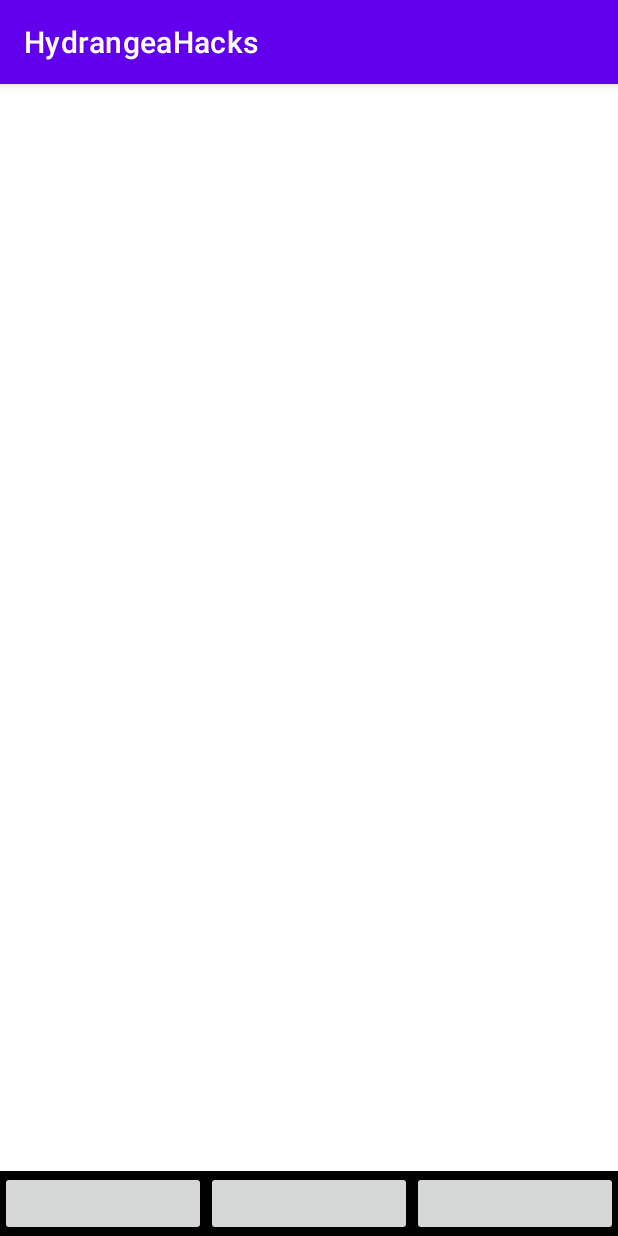
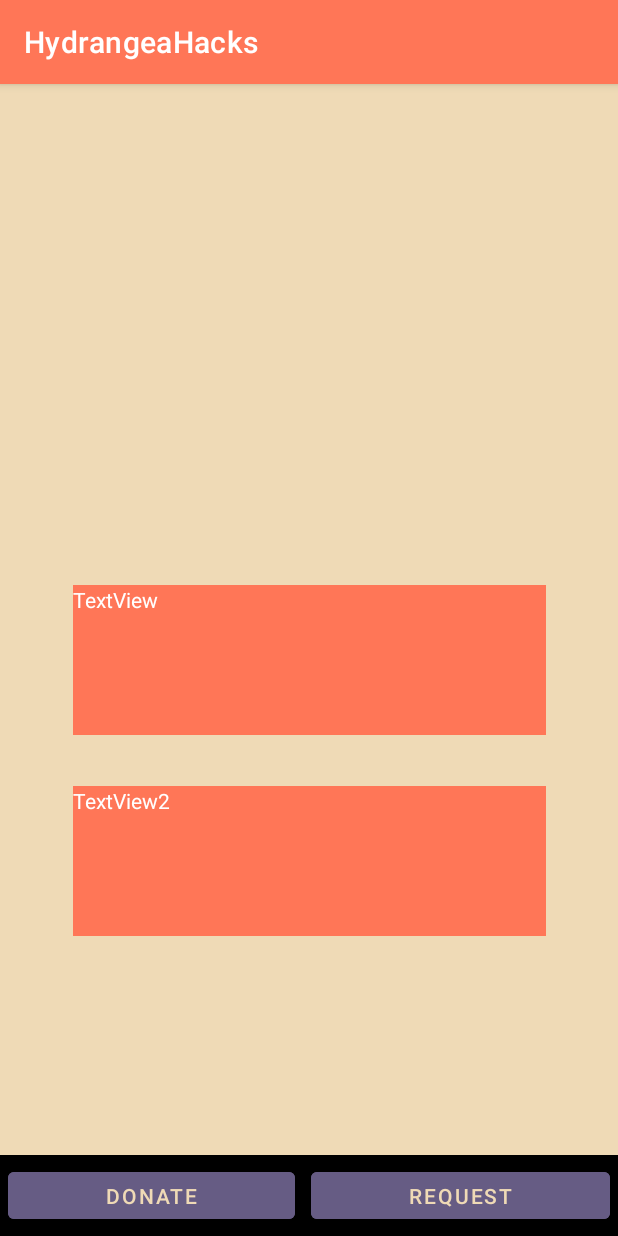
Before and after one commit to Hydrangea-Hacks/SocialGood, an Android app: the screen it shows after launch once a user with an empty profile is signed in (HomeScreen), on a phone screen of 412 x 824 dp. Run offline under Robolectric (Android 15) with nearby library versions, the phone set to English and light mode, and no system bars; our stand-ins replace Firebase (no records; nobody signed in at launch, a user with empty details on screens opened directly).

Commit message:
color theme applied

```diff
--- a/app/src/main/res/layout/activity_home_screen.xml
+++ b/app/src/main/res/layout/activity_home_screen.xml
@@ -4,34 +4,64 @@
     xmlns:tools="http://schemas.android.com/tools"
     android:layout_width="match_parent"
     android:layout_height="match_parent"
+    android:background="@color/cream"
     tools:context=".HomeScreen">
+
 
     <LinearLayout
         android:id="@+id/linearLayout3"
-        android:layout_width="match_parent"
-        android:layout_height="43dp"
+        android:layout_width="412dp"
+        android:layout_height="54dp"
         android:background="@color/black"
         android:orientation="horizontal"
         app:layout_constraintBottom_toBottomOf="parent"
         app:layout_constraintEnd_toEndOf="parent">
 
-        <ImageButton
-            android:id="@+id/navHome"
-            android:layout_width="wrap_content"
-            android:layout_height="match_parent"
-            android:layout_weight="1" />
 
-        <ImageButton
+        <Button
             android:id="@+id/donateBtn"
             android:layout_width="wrap_content"
-            android:layout_height="match_parent"
-            android:layout_weight="1" />
+            android:layout_height="wrap_content"
+            android:layout_margin="5dp"
+            android:layout_weight="1"
+            android:backgroundTint="@color/purple_200"
+            android:text="Donate" />
 
-        <ImageButton
+        <Button
             android:id="@+id/requestBtn"
             android:layout_width="wrap_content"
             android:layout_height="match_parent"
-            android:layout_weight="1" />
+            android:layout_margin="5dp"
+            android:layout_weight="1"
+            android:backgroundTint="@color/purple_200"
+            android:text="Request" />
     </LinearLayout>
 
+
+    <TextView
+        android:id="@+id/textView"
+        android:layout_width="315dp"
+        android:layout_height="100dp"
+        android:background="@color/purple_500"
+        android:text="TextView"
+        android:textColor="#FFFFFF"
+        app:layout_constraintBottom_toBottomOf="parent"
+        app:layout_constraintEnd_toEndOf="parent"
+        app:layout_constraintStart_toStartOf="parent"
+        app:layout_constraintTop_toTopOf="parent" />
+
+    <TextView
+        android:id="@+id/textView2"
+        android:layout_width="315dp"
+        android:layout_height="100dp"
+        android:layout_marginTop="34dp"
+        android:background="@color/purple_500"
+        android:text="TextView2"
+        android:textColor="#FFFFFF"
+        app:layout_constraintEnd_toEndOf="parent"
+        app:layout_constraintHorizontal_bias="0.5"
+        app:layout_constraintStart_toStartOf="parent"
+        app:layout_constraintTop_toBottomOf="@+id/textView" />
+
+
 </androidx.constraintlayout.widget.ConstraintLayout>
--- a/app/src/main/res/values-night/themes.xml
+++ b/app/src/main/res/values-night/themes.xml
@@ -3,7 +3,7 @@
     <style name="Theme.HydrangeaHacks" parent="Theme.MaterialComponents.DayNight.DarkActionBar">
         <!-- Primary brand color. -->
         <item name="colorPrimary">@color/purple_200</item>
-        <item name="colorPrimaryVariant">@color/purple_700</item>
+        <item name="colorPrimaryVariant">@color/black</item>
         <item name="colorOnPrimary">@color/black</item>
         <!-- Secondary brand color. -->
         <item name="colorSecondary">@color/teal_200</item>
--- a/app/src/main/res/values/colors.xml
+++ b/app/src/main/res/values/colors.xml
@@ -1,10 +1,10 @@
 <?xml version="1.0" encoding="utf-8"?>
 <resources>
-    <color name="purple_200">#FFBB86FC</color>
-    <color name="purple_500">#FF6200EE</color>
+    <color name="purple_200">#665C84</color>
+    <color name="purple_500">#FF7657</color>
     <color name="purple_700">#FF3700B3</color>
     <color name="teal_200">#FF03DAC5</color>
     <color name="teal_700">#FF018786</color>
     <color name="black">#FF000000</color>
-    <color name="white">#FFFFFFFF</color>
+    <color name="cream">#EFDAB6</color>
 </resources>
--- a/app/src/main/res/values/themes.xml
+++ b/app/src/main/res/values/themes.xml
@@ -3,8 +3,8 @@
     <style name="Theme.HydrangeaHacks" parent="Theme.MaterialComponents.DayNight.DarkActionBar">
         <!-- Primary brand color. -->
         <item name="colorPrimary">@color/purple_500</item>
-        <item name="colorPrimaryVariant">@color/purple_700</item>
-        <item name="colorOnPrimary">@color/white</item>
+        <item name="colorPrimaryVariant">@color/black</item>
+        <item name="colorOnPrimary">#EFDAB6</item>
         <!-- Secondary brand color. -->
         <item name="colorSecondary">@color/teal_200</item>
         <item name="colorSecondaryVariant">@color/teal_700</item>
```
Also changed, not shown: app/src/main/res/layout/activity_main.xml (+22 -15 lines), app/src/main/res/layout/activity_signup.xml (+18 -12 lines).
